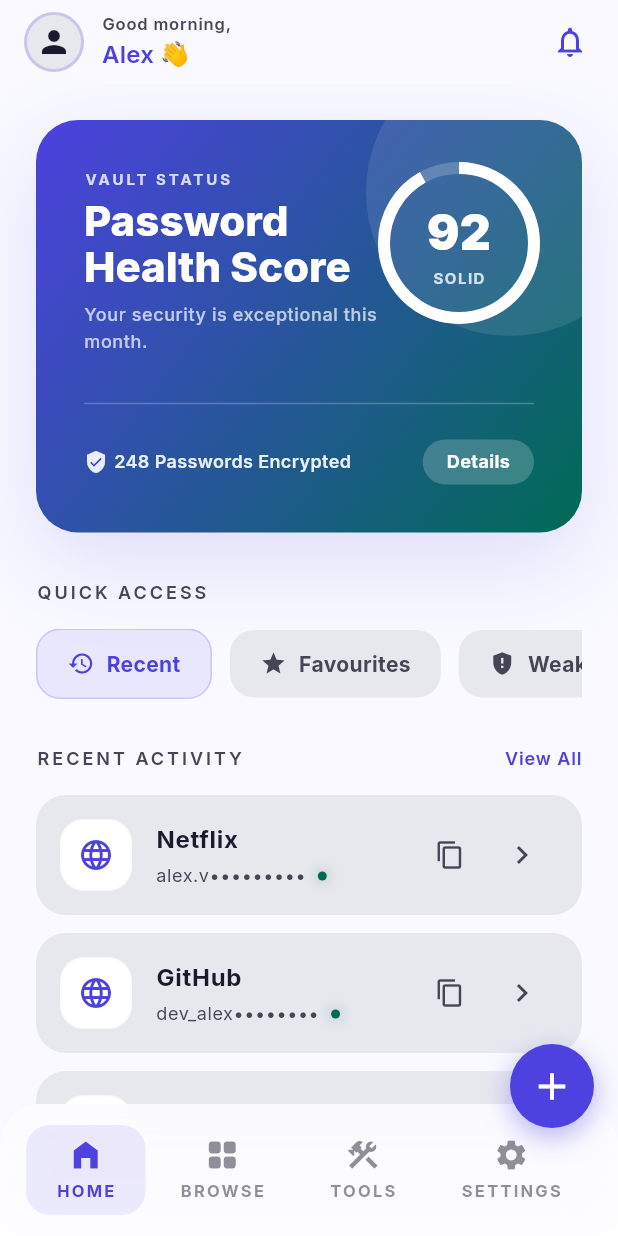
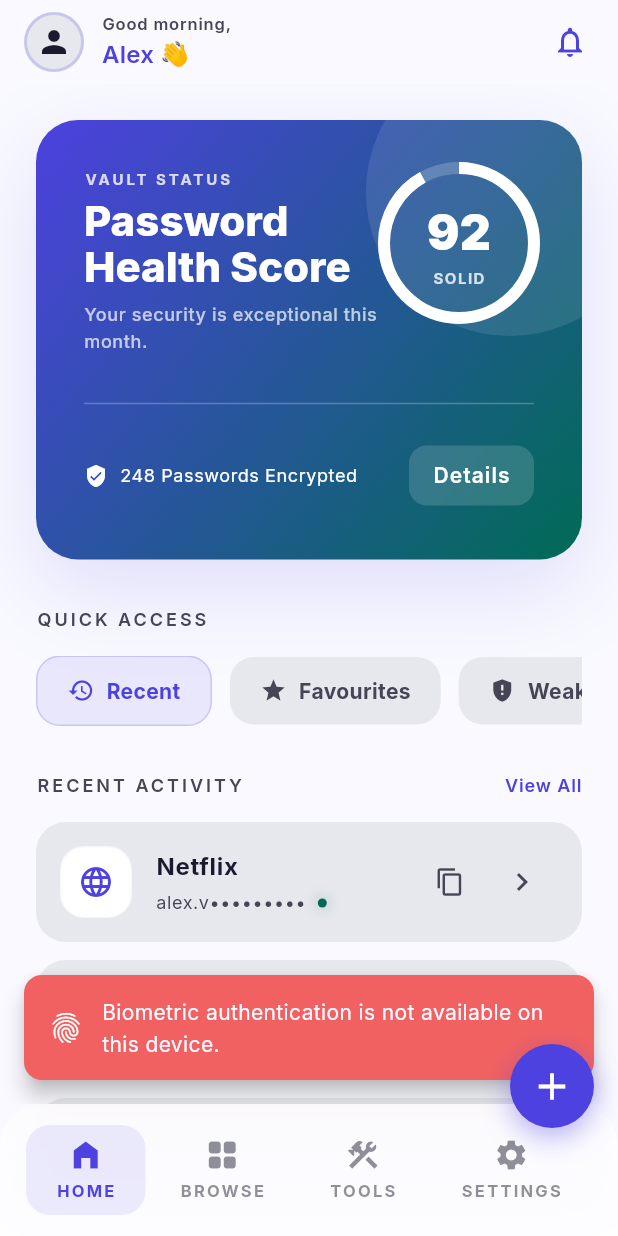
Before and after one commit to Sneha-Jain-Bilala/1Password, a Flutter app: the DashboardScreen screen opened by its route, after a tap on the "chevron right" icon, on a phone screen of 412 x 824 dp. Run offline on Flutter 3.47's test engine with Material 3 defaults, Android fonts, the light colour scheme and no system bars; our stand-ins replace flutter_riverpod, go_router, google_fonts, local_auth, riverpod_annotation; missing offline and left inert: ml_card_scanner; generated files the repository leaves out were written again; network calls fail.

Commit message:
Updated dashboard UI, added services folder and added authentication

```diff
--- a/lib/screens/dashboard_screen.dart
+++ b/lib/screens/dashboard_screen.dart
@@ -1,8 +1,55 @@
+// lib/screens/dashboard_screen.dart
+//
+// Changes from original:
+//  • Feature 1 — PlatformIcon widget replaces the hardcoded Icons.language globe.
+//  • Feature 2 — chevron_right button triggers BiometricAuthService before
+//                navigating; shows a SnackBar on failure/cancellation.
+
 import 'package:flutter/material.dart';
+import 'package:go_router/go_router.dart';
+
+import '../services/platform_icon_service.dart'; // Feature 1
+import '../services/biometric_auth_service.dart'; // Feature 2
 import '../widgets/app_card.dart';
 
 class DashboardScreen extends StatelessWidget {
   const DashboardScreen({super.key});
+
+  // ── Feature 2: authenticate then navigate ─────────────────────────────────
+  Future<void> _onItemTap(BuildContext context, String platformName) async {
+    final result = await BiometricAuthService.authenticate(
+      reason: 'Verify your identity to view "$platformName" password',
+    );
+
+    if (!context.mounted) return;
+
+    if (result == BiometricResult.success) {
+      // Replace with your real route + any extra data you need to pass
+      context.push('/item_detail', extra: platformName);
+    } else {
+      final message = BiometricAuthService.errorMessage(result);
+      ScaffoldMessenger.of(context).showSnackBar(
+        SnackBar(
+          content: Row(
+            children: [
+              const Icon(Icons.fingerprint, color: Colors.white),
+              const SizedBox(width: 12),
+              Expanded(child: Text(message)),
+            ],
+          ),
+          behavior: SnackBarBehavior.floating,
+          backgroundColor: Theme.of(context).colorScheme.error,
+          shape: RoundedRectangleBorder(
+            borderRadius: BorderRadius.circular(12),
+          ),
+          margin: const EdgeInsets.all(16),
+          duration: const Duration(seconds: 3),
+        ),
+      );
+    }
+  }
+
+  // ─────────────────────────────────────────────────────────────────────────
 
   @override
   Widget build(BuildContext context) {
@@ -71,7 +118,7 @@ class DashboardScreen extends StatelessWidget {
         child: ListView(
           padding: const EdgeInsets.symmetric(horizontal: 24, vertical: 24),
           children: [
-            // Health Score Hero Card
+            // ── Health Score Hero Card ──────────────────────────────────────
             Container(
               decoration: BoxDecoration(
                 borderRadius: BorderRadius.circular(28),
@@ -93,7 +140,6 @@ class DashboardScreen extends StatelessWidget {
               ),
               child: Stack(
                 children: [
-                  // Decorative blobbing
                   Positioned(
                     right: -48,
                     top: -48,
@@ -151,7 +197,7 @@ class DashboardScreen extends StatelessWidget {
                                 ],
                               ),
                             ),
-                            // Circular Progress Indicator
+                            // Circular score
                             SizedBox(
                               width: 100,
                               height: 100,
@@ -212,39 +258,33 @@ class DashboardScreen extends StatelessWidget {
                                 Icon(
                                   Icons.verified_user,
                                   size: 16,
-                                  color: theme.colorScheme.onPrimary.withValues(
-                                    alpha: 0.9,
-                                  ),
+                                  color: theme.colorScheme.onPrimary,
                                 ),
-                                const SizedBox(width: 4),
+                                const SizedBox(width: 8),
                                 Text(
                                   '248 Passwords Encrypted',
-                                  style: TextStyle(
-                                    fontSize: 12,
-                                    fontWeight: FontWeight.w600,
-                                    color: theme.colorScheme.onPrimary
-                                        .withValues(alpha: 0.9),
+                                  style: theme.textTheme.bodySmall?.copyWith(
+                                    color: theme.colorScheme.onPrimary,
                                   ),
                                 ),
                               ],
                             ),
-                            Container(
-                              padding: const EdgeInsets.symmetric(
-                                horizontal: 16,
-                                vertical: 6,
-                              ),
-                              decoration: BoxDecoration(
-                                color: Colors.white.withValues(alpha: 0.2),
-                                borderRadius: BorderRadius.circular(16),
-                              ),
-                              child: const Text(
-                                'Details',
-                                style: TextStyle(
-                                  fontSize: 12,
-                                  fontWeight: FontWeight.bold,
-                                  color: Colors.white,
+                            TextButton(
+                              style: TextButton.styleFrom(
+                                backgroundColor: Colors.white.withValues(
+                                  alpha: 0.15,
+                                ),
+                                foregroundColor: Colors.white,
+                                padding: const EdgeInsets.symmetric(
+                                  horizontal: 16,
+                                  vertical: 8,
+                                ),
+                                shape: RoundedRectangleBorder(
+                                  borderRadius: BorderRadius.circular(12),
                                 ),
                               ),
+                              onPressed: () {},
+                              child: const Text('Details'),
                             ),
                           ],
                         ),
@@ -257,7 +297,7 @@ class DashboardScreen extends StatelessWidget {
 
             const SizedBox(height: 32),
 
-            // Quick Access
+            // ── Quick Access ────────────────────────────────────────────────
             Text(
               'QUICK ACCESS',
               style: theme.textTheme.labelMedium?.copyWith(
@@ -269,8 +309,7 @@ class DashboardScreen extends StatelessWidget {
             SingleChildScrollView(
               scrollDirection: Axis.horizontal,
               primary: false,
-              physics: AlwaysScrollableScrollPhysics(),
-              //clipBehavior: Clip.none,
+              physics: const AlwaysScrollableScrollPhysics(),
               child: Row(
                 children: [
                   _buildQuickAccessPill(context, Icons.history, 'Recent', true),
@@ -294,7 +333,7 @@ class DashboardScreen extends StatelessWidget {
 
             const SizedBox(height: 32),
 
-            // Recent Activity
+            // ── Recent Activity ─────────────────────────────────────────────
             Row(
               mainAxisAlignment: MainAxisAlignment.spaceBetween,
               children: [
@@ -315,6 +354,8 @@ class DashboardScreen extends StatelessWidget {
             ),
             const SizedBox(height: 16),
 
+            // ── Activity items ──────────────────────────────────────────────
+            // Feature 1 + Feature 2 are both applied inside _buildRecentActivityItem
             _buildRecentActivityItem(
               context,
               'Netflix',
@@ -343,12 +384,14 @@ class DashboardScreen extends StatelessWidget {
               true,
             ),
 
-            const SizedBox(height: 80), // Padding for bottom navbar
+            const SizedBox(height: 80),
           ],
         ),
       ),
     );
   }
+
+  // ── Quick access pill (unchanged) ─────────────────────────────────────────
 
   Widget _buildQuickAccessPill(
     BuildContext context,
@@ -394,6 +437,8 @@ class DashboardScreen extends StatelessWidget {
     );
   }
 
+  // ── Recent activity item — Feature 1 + Feature 2 applied here ─────────────
+
   Widget _buildRecentActivityItem(
     BuildContext context,
     String title,
@@ -405,18 +450,9 @@ class DashboardScreen extends StatelessWidget {
       padding: const EdgeInsets.all(16),
       child: Row(
         children: [
-          Container(
-            width: 48,
-            height: 48,
-            decoration: BoxDecoration(
-              color: theme.colorScheme.surfaceContainerLowest,
-              borderRadius: BorderRadius.circular(16),
-              border: Border.all(
-                color: theme.colorScheme.outlineVariant.withValues(alpha: 0.1),
-              ),
-            ),
-            child: Icon(Icons.language, color: theme.colorScheme.primary),
-          ),
+          // ── Feature 1: PlatformIcon replaces hardcoded Icons.language ──
+          PlatformIcon(platformName: title, size: 48),
+
           const SizedBox(width: 16),
           Expanded(
             child: Column(
@@ -464,13 +500,17 @@ class DashboardScreen extends StatelessWidget {
               ],
             ),
           ),
+
+          // Copy button (unchanged)
           IconButton(
             onPressed: () {},
             icon: const Icon(Icons.copy, size: 20),
             color: theme.colorScheme.onSurfaceVariant,
           ),
+
+          // ── Feature 2: Biometric auth before navigation ─────────────────
           IconButton(
-            onPressed: () {},
+            onPressed: () => _onItemTap(context, title),
             icon: const Icon(Icons.chevron_right, size: 24),
             color: theme.colorScheme.onSurfaceVariant,
           ),
--- /dev/null
+++ b/lib/services/biometric_auth_service.dart
@@ -0,0 +1,103 @@
+// lib/services/biometric_auth_service.dart
+//
+// Wraps the local_auth package into a clean, reusable service.
+// Returns typed results so callers never deal with raw exceptions.
+
+import 'package:flutter/services.dart';
+import 'package:local_auth/local_auth.dart';
+import 'package:local_auth/error_codes.dart' as auth_error;
+
+enum BiometricResult {
+  success,
+  failure,
+  cancelled,
+  notAvailable,
+  notEnrolled,
+  lockout,
+  error,
+}
+
+class BiometricAuthService {
+  static final LocalAuthentication _auth = LocalAuthentication();
+
+  /// Returns true if the device has any biometric hardware AND enrolled data.
+  static Future<bool> isAvailable() async {
+    try {
+      final canCheck = await _auth.canCheckBiometrics;
+      final isDeviceSupported = await _auth.isDeviceSupported();
+      if (!canCheck || !isDeviceSupported) return false;
+      final biometrics = await _auth.getAvailableBiometrics();
+      return biometrics.isNotEmpty;
+    } catch (_) {
+      return false;
+    }
+  }
+
+  /// Prompts biometric authentication and returns a [BiometricResult].
+  ///
+  /// [reason] is the string shown in the system prompt.
+  static Future<BiometricResult> authenticate({
+    String reason = 'Verify your identity to view this password',
+  }) async {
+    try {
+      final available = await isAvailable();
+      if (!available) {
+        // Check if device auth (PIN/pattern) is at least supported as fallback
+        final deviceSupported = await _auth.isDeviceSupported();
+        if (!deviceSupported) return BiometricResult.notAvailable;
+        // enrolled check
+        final biometrics = await _auth.getAvailableBiometrics();
+        if (biometrics.isEmpty) return BiometricResult.notEnrolled;
+      }
+
+      final success = await _auth.authenticate(
+        localizedReason: reason,
+        options: const AuthenticationOptions(
+          biometricOnly: false, // Allow PIN/pattern as fallback
+          stickyAuth: true, // Don't cancel when app goes to background
+          sensitiveTransaction: true,
+        ),
+      );
+
+      return success ? BiometricResult.success : BiometricResult.failure;
+    } on PlatformException catch (e) {
+      switch (e.code) {
+        case auth_error.notAvailable:
+          return BiometricResult.notAvailable;
+        case auth_error.notEnrolled:
+          return BiometricResult.notEnrolled;
+        case auth_error.lockedOut:
+        case auth_error.permanentlyLockedOut:
+          return BiometricResult.lockout;
+        case auth_error.passcodeNotSet:
+          return BiometricResult.notEnrolled;
+        default:
+          // User cancelled returns a platform exception on some devices
+          if (e.code == 'UserCancel' || e.message?.contains('cancel') == true) {
+            return BiometricResult.cancelled;
+          }
+          return BiometricResult.error;
+      }
+    } catch (_) {
+      return BiometricResult.error;
+    }
+  }
+
+  /// Convenience: returns a human-readable error message for a failed result.
+  static String errorMessage(BiometricResult result) {
+    switch (result) {
+      case BiometricResult.notAvailable:
+        return 'Biometric authentication is not available on this device.';
+      case BiometricResult.notEnrolled:
+        return 'No biometrics enrolled. Please set up fingerprint or Face ID in Settings.';
+      case BiometricResult.lockout:
+        return 'Too many failed attempts. Please try again later.';
+      case BiometricResult.cancelled:
+        return 'Authentication was cancelled.';
+      case BiometricResult.failure:
+        return 'Authentication failed. Please try again.';
+      default:
+        return 'An unexpected error occurred during authentication.';
+    }
+  }
+}
--- /dev/null
+++ b/lib/services/platform_icon_service.dart
@@ -0,0 +1,118 @@
+// lib/services/platform_icon_service.dart
+//
+// Maps a platform/site name to a favicon URL via Google's Favicon API.
+// Falls back to a default icon widget when the image fails to load.
+
+import 'package:flutter/material.dart';
+
+class PlatformIconService {
+  // Known domain overrides — add more as needed.
+  static const Map<String, String> _domainMap = {
+    'netflix': 'netflix.com',
+    'github': 'github.com',
+    'binance': 'binance.com',
+    'binance vault': 'binance.com',
+    'google': 'google.com',
+    'gmail': 'gmail.com',
+    'facebook': 'facebook.com',
+    'instagram': 'instagram.com',
+    'twitter': 'twitter.com',
+    'x': 'x.com',
+    'linkedin': 'linkedin.com',
+    'spotify': 'spotify.com',
+    'apple': 'apple.com',
+    'amazon': 'amazon.com',
+    'dropbox': 'dropbox.com',
+    'notion': 'notion.so',
+    'slack': 'slack.com',
+    'discord': 'discord.com',
+    'twitch': 'twitch.tv',
+    'reddit': 'reddit.com',
+    'paypal': 'paypal.com',
+    'stripe': 'stripe.com',
+    'figma': 'figma.com',
+    'dribbble': 'dribbble.com',
+    'dribbble pro': 'dribbble.com',
+    'adobe': 'adobe.com',
+    'microsoft': 'microsoft.com',
+    'outlook': 'outlook.com',
+    'yahoo': 'yahoo.com',
+    'steam': 'steampowered.com',
+    'epic games': 'epicgames.com',
+    'coinbase': 'coinbase.com',
+    'kraken': 'kraken.com',
+    'twitter/x': 'x.com',
+  };
+
+  /// Returns a favicon URL for a given platform name.
+  /// Uses Google's favicon service (size=64 for crisp rendering at 48dp).
+  static String? getFaviconUrl(String platformName) {
+    final key = platformName.trim().toLowerCase();
+    final domain = _domainMap[key] ?? _inferDomain(key);
+    if (domain == null) return null;
+    return 'https://www.google.com/s2/favicons?sz=64&domain=$domain';
+  }
+
+  /// Tries to infer a domain for unknown platforms (e.g. "My Bank" → null).
+  static String? _inferDomain(String name) {
+    // Only infer if name looks like a single word / brand (no spaces = treat as TLD).
+    if (!name.contains(' ') && name.length > 2) {
+      return '$name.com';
+    }
+    return null;
+  }
+}
+
+// ---------------------------------------------------------------------------
+// PlatformIcon widget
+// ---------------------------------------------------------------------------
+
+class PlatformIcon extends StatelessWidget {
+  final String platformName;
+  final double size;
+
+  const PlatformIcon({super.key, required this.platformName, this.size = 48});
+
+  @override
+  Widget build(BuildContext context) {
+    final theme = Theme.of(context);
+    final url = PlatformIconService.getFaviconUrl(platformName);
+
+    return Container(
+      width: size,
+      height: size,
+      decoration: BoxDecoration(
+        color: theme.colorScheme.surfaceContainerLowest,
+        borderRadius: BorderRadius.circular(size * 0.33),
+        border: Border.all(
+          color: theme.colorScheme.outlineVariant.withValues(alpha: 0.15),
+        ),
+      ),
+      clipBehavior: Clip.antiAlias,
+      child: url != null
+          ? Padding(
+              padding: EdgeInsets.all(size * 0.18),
+              child: Image.network(
+                url,
+                fit: BoxFit.contain,
+                // Graceful fallback if network image fails
+                errorBuilder: (_, __, ___) => _fallbackIcon(theme),
+                // Show fallback while loading
+                loadingBuilder: (_, child, loadingProgress) {
+                  if (loadingProgress == null) return child;
+                  return _fallbackIcon(theme);
+                },
+              ),
+            )
+          : _fallbackIcon(theme),
+    );
+  }
+
+  Widget _fallbackIcon(ThemeData theme) {
+    return Icon(
+      Icons.language,
+      size: size * 0.5,
+      color: theme.colorScheme.primary,
+    );
+  }
+}
```
Also changed, not shown: pubspec.yaml (+4 -60 lines), pubspec.lock, 5 other files.
